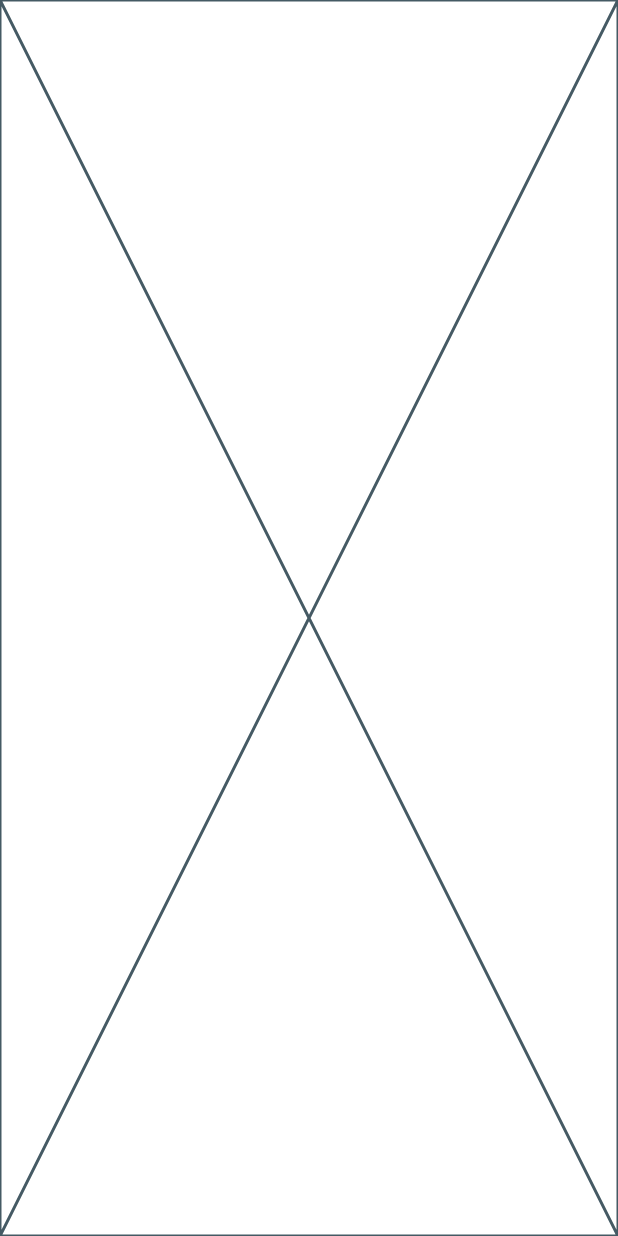
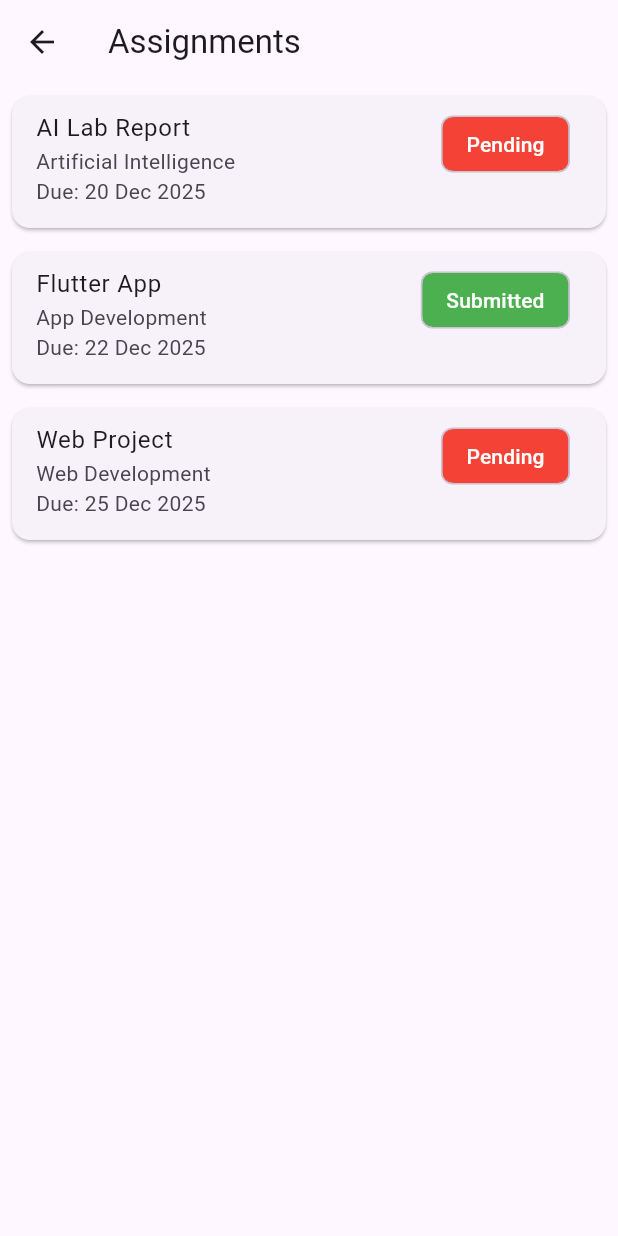
Before and after one commit to CM-Kali/Smart-Student-Portal-App, a Flutter app: the screen it shows after launch, after a tap on "Login", after a tap on "Assignments", on a phone screen of 412 x 824 dp. Run offline on Flutter 3.47's test engine with Material 3 defaults, Android fonts, the phone set to English and light mode, and no system bars; our stand-ins replace get.

Commit message:
Timetable and Assignment page added (not fully comppleted )

```diff
--- /dev/null
+++ b/lib/app/models/assignment_model.dart
@@ -0,0 +1,13 @@
+class AssignmentModel {
+  final String title;
+  final String subject;
+  final String dueDate;
+  final bool isSubmitted;
+
+  AssignmentModel({
+    required this.title,
+    required this.subject,
+    required this.dueDate,
+    required this.isSubmitted,
+  });
+}
--- a/lib/app/pages/assignments/assignments_page.dart
+++ b/lib/app/pages/assignments/assignments_page.dart
@@ -1,10 +1,58 @@
 import 'package:flutter/material.dart';
+import '../../models/assignment_model.dart';
 
 class AssignmentsPage extends StatelessWidget {
   const AssignmentsPage({super.key});
 
   @override
   Widget build(BuildContext context) {
-    return const Placeholder();
+    final List<AssignmentModel> assignments = [
+      AssignmentModel(
+        title: "AI Lab Report",
+        subject: "Artificial Intelligence",
+        dueDate: "20 Dec 2025",
+        isSubmitted: false,
+      ),
+      AssignmentModel(
+        title: "Flutter App",
+        subject: "App Development",
+        dueDate: "22 Dec 2025",
+        isSubmitted: true,
+      ),
+      AssignmentModel(
+        title: "Web Project",
+        subject: "Web Development",
+        dueDate: "25 Dec 2025",
+        isSubmitted: false,
+      ),
+    ];
+
+    return Scaffold(
+      appBar: AppBar(title: const Text("Assignments")),
+      body: ListView.builder(
+        itemCount: assignments.length,
+        itemBuilder: (context, index) {
+          final assignment = assignments[index];
+          return Card(
+            margin: const EdgeInsets.all(8),
+            child: ListTile(
+              title: Text(assignment.title),
+              subtitle: Text(
+                  "${assignment.subject}\nDue: ${assignment.dueDate}"),
+              isThreeLine: true,
+              trailing: Chip(
+                label: Text(
+                  assignment.isSubmitted ? "Submitted" : "Pending",
+                  style: const TextStyle(color: Colors.white),
+                ),
+                backgroundColor: assignment.isSubmitted
+                    ? Colors.green
+                    : Colors.red,
+              ),
+            ),
+          );
+        },
+      ),
+    );
   }
 }
```
Also changed, not shown: lib/app/pages/timetable/timetable_page.dart (+43 -1 lines).
